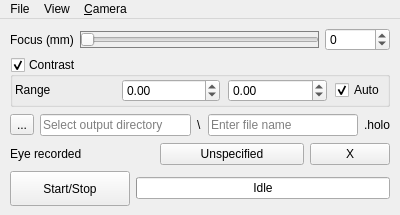
DigitalHolography/Holovibes, file Holovibes/assets/ui/lightui.ui: the form before one commit.
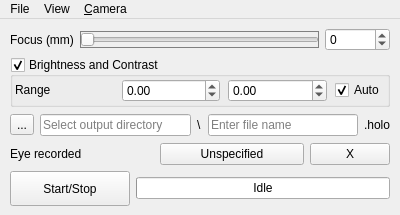
The form after the commit. Custom widgets are drawn as their Qt base class.

Commit message: feat: rename UI elements

What changed in the file:
```diff
--- a/Holovibes/assets/ui/lightui.ui
+++ b/Holovibes/assets/ui/lightui.ui
@@ -91,7 +91,7 @@
        </sizepolicy>
       </property>
       <property name="title">
-       <string>Contrast</string>
+       <string>Brightness and Contrast</string>
       </property>
       <property name="checkable">
        <bool>true</bool>
```
The commit also changes 2 other files.
